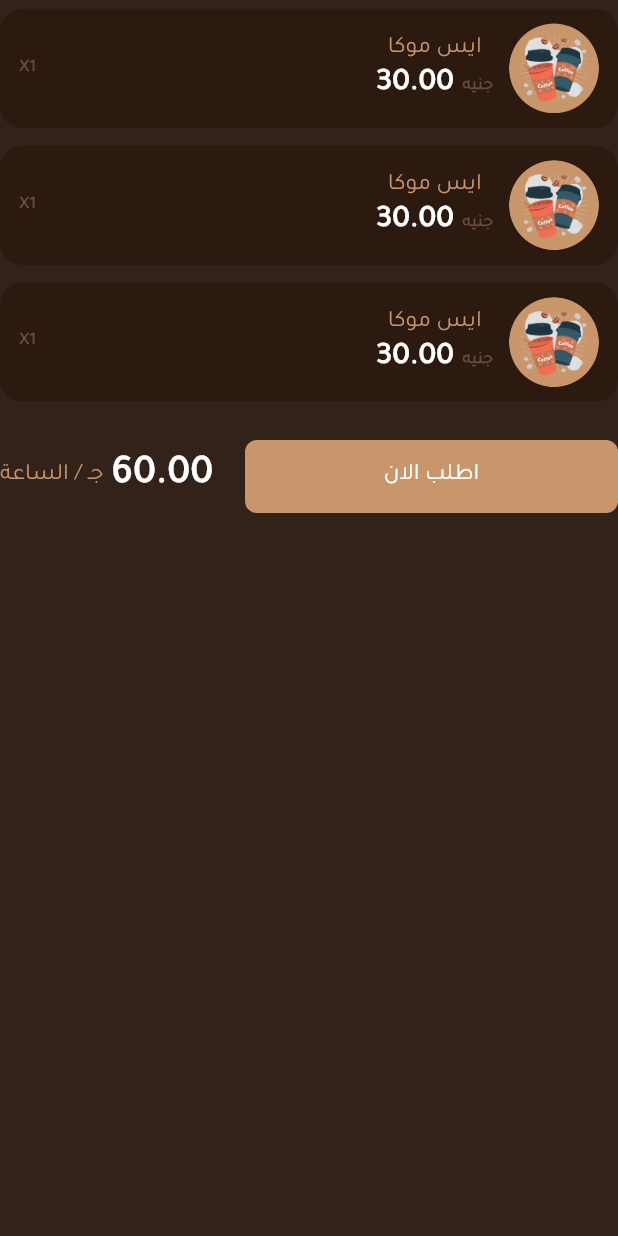
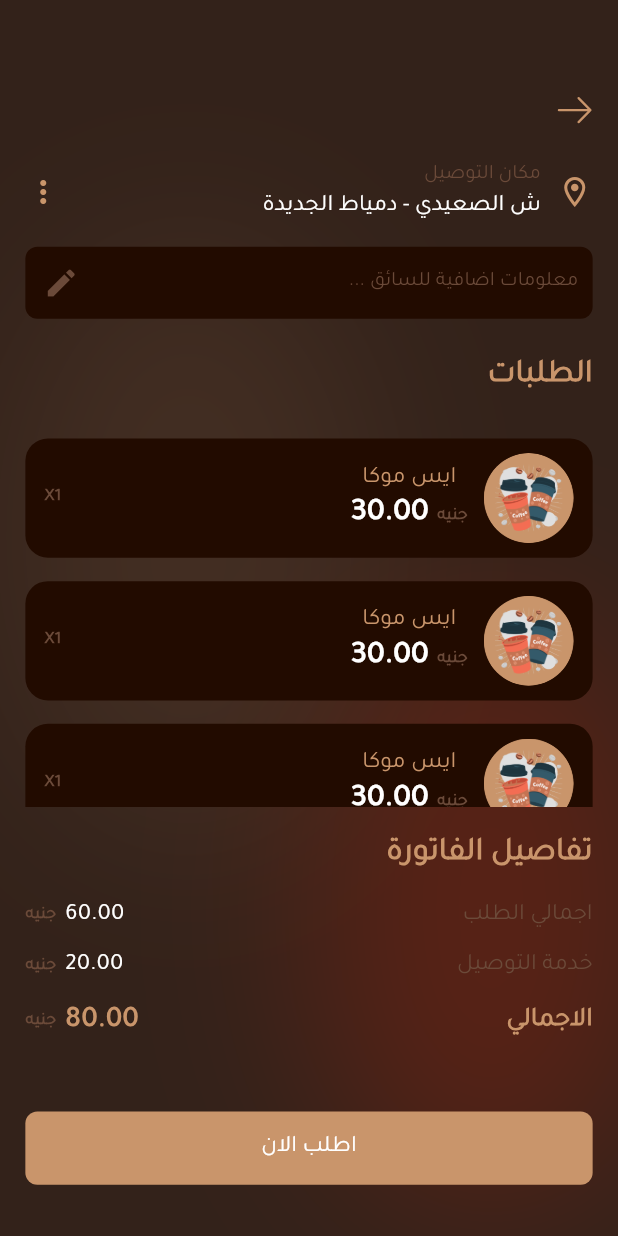
Before and after one commit to Ahmed-miska/coffee_beans, a Flutter app: the Drinks widget shown alone on an empty page, opened directly, after a tap on "اطلب الان", on a phone screen of 412 x 824 dp. Run offline on Flutter 3.47's test engine with Material 3 defaults, Android fonts, the phone set to English and light mode, and no system bars; our stand-ins replace expandable_page_view, flutter_otp_text_field, flutter_rating_stars, flutter_screenutil, flutter_svg.

Commit message:
- create order screen.

```diff
--- a/lib/core/routing/app_router.dart
+++ b/lib/core/routing/app_router.dart
@@ -5,6 +5,7 @@ import 'package:coffee_beans/features/create_account/ui/otp_screen.dart';
 import 'package:coffee_beans/features/create_account/ui/widgets/account_created_screen.dart';
 import 'package:coffee_beans/features/home/ui/home_screen.dart';
 import 'package:coffee_beans/features/onBording/ui/onboarging_screen.dart';
+import 'package:coffee_beans/features/order/ui/order_screen.dart';
 import 'package:coffee_beans/features/sign_in/ui/sign_in_screen.dart';
 import 'package:coffee_beans/features/splash/ui/splash_screen.dart';
 import 'package:flutter/material.dart';
@@ -72,6 +73,11 @@ class AppRouter {
           builder: (_) => const CafeDetailsTwo(),
         );
 
+      case Routes.order:
+        return MaterialPageRoute(
+          builder: (_) => const OrderScreen(),
+        );
+
       default:
         return null;
     }
--- a/lib/core/routing/routs.dart
+++ b/lib/core/routing/routs.dart
@@ -10,5 +10,6 @@ class Routes {
   static const String home = '/home';
   static const String coffeeDetailsOne = '/coffeeDetailsOne';
   static const String coffeeDetailsTwo = '/coffeeDetailsTwo';
+  static const String order ='/order';
 
 }
--- /dev/null
+++ b/lib/core/widgets/search_app_bar.dart
@@ -0,0 +1,38 @@
+import 'package:coffee_beans/core/helpers/app_styles.dart';
+import 'package:coffee_beans/core/theming/colors.dart';
+import 'package:flutter/material.dart';
+import 'package:flutter_screenutil/flutter_screenutil.dart';
+
+class SearchAppBar extends StatelessWidget {
+  final TextEditingController? controller;
+  final Function(String)? onChanged;
+  const SearchAppBar({
+    super.key,
+    this.controller,
+    this.onChanged,
+  });
+
+  @override
+  Widget build(BuildContext context) {
+    return Container(
+      decoration: BoxDecoration(
+        color: AppColors.darkGrey,
+        borderRadius: BorderRadius.circular(8),
+      ),
+      child: TextFormField(
+        controller: controller,
+        style: AppStyles.font16white500,
+        textAlign: TextAlign.right,
+        decoration: InputDecoration(
+          contentPadding: EdgeInsets.symmetric(horizontal: 9.w, vertical: 12.h),
+          border: InputBorder.none,
+          prefixIcon: const Icon(Icons.edit, color: AppColors.primary),
+          hintText: 'معلومات اضافية للسائق ...',
+          hintStyle: AppStyles.font14primary400,
+          hintTextDirection: TextDirection.rtl,
+        ),
+        onChanged: onChanged,
+      ),
+    );
+  }
+}
--- a/lib/features/cafe_details/widgets/drinks_list_view_item.dart
+++ b/lib/features/cafe_details/widgets/drinks_list_view_item.dart
@@ -16,7 +16,7 @@ class DrinksListViewItem extends StatelessWidget {
       width: double.infinity,
       decoration: BoxDecoration(
         borderRadius: BorderRadius.circular(15),
-        color: AppColors.darkGrey.withAlpha(100),
+        color: AppColors.darkGrey,
       ),
       child: Padding(
         padding: EdgeInsets.symmetric(horizontal: 12.w, vertical: 10.h),
--- a/lib/features/cafe_details/widgets/drinks_widget.dart
+++ b/lib/features/cafe_details/widgets/drinks_widget.dart
@@ -1,5 +1,7 @@
 import 'package:coffee_beans/core/helpers/app_styles.dart';
+import 'package:coffee_beans/core/helpers/extensions.dart';
 import 'package:coffee_beans/core/helpers/spacing.dart';
+import 'package:coffee_beans/core/routing/routs.dart';
 import 'package:coffee_beans/core/widgets/app_text_button.dart';
 import 'package:coffee_beans/features/cafe_details/widgets/drinks_list_view_item.dart';
 import 'package:flutter/material.dart';
@@ -29,7 +31,14 @@ class Drinks extends StatelessWidget {
             horizontalSpace(5),
             Text('60.00', style: AppStyles.font28white800),
             horizontalSpace(20),
-            Expanded(child: AppBrownTextButton(text: 'اطلب الان', onTap: () {})),
+            Expanded(
+              child: AppBrownTextButton(
+                text: 'اطلب الان',
+                onTap: () {
+                  context.pushNamed(Routes.order);
+                },
+              ),
+            ),
           ],
         ),
         verticalSpace(35),
--- /dev/null
+++ b/lib/features/order/ui/order_screen.dart
@@ -0,0 +1,115 @@
+import 'package:coffee_beans/core/helpers/app_styles.dart';
+import 'package:coffee_beans/core/helpers/spacing.dart';
+import 'package:coffee_beans/core/theming/colors.dart';
+import 'package:coffee_beans/core/widgets/app_text_button.dart';
+import 'package:coffee_beans/core/widgets/back_arrow.dart';
+import 'package:coffee_beans/core/widgets/search_app_bar.dart';
+import 'package:coffee_beans/features/cafe_details/widgets/drinks_list_view_item.dart';
+import 'package:coffee_beans/features/splash/ui/widgets/shadow_container.dart';
+import 'package:flutter/material.dart';
+import 'package:flutter_screenutil/flutter_screenutil.dart';
+
+class OrderScreen extends StatelessWidget {
+  const OrderScreen({super.key});
+
+  @override
+  Widget build(BuildContext context) {
+    return Scaffold(
+      body: Stack(
+        children: [
+          Positioned(
+            top: 161.h,
+            left: 4.w,
+            child: ShadowContainer(
+              color: AppColors.lightPrimary.withOpacity(.1),
+            ),
+          ),
+          Positioned(
+            top: 415.h,
+            left: 195.w,
+            child: ShadowContainer(
+              color: Color(0xffE82105).withOpacity(.2),
+            ),
+          ),
+          Padding(
+            padding: EdgeInsets.symmetric(horizontal: 16.w),
+            child: Column(
+              crossAxisAlignment: CrossAxisAlignment.end,
+              children: [
+                verticalSpace(66),
+                const BackArrow(),
+                verticalSpace(25),
+                Row(
+                  children: [
+                    const Icon(Icons.more_vert, color: AppColors.lightPrimary),
+                    const Spacer(),
+                    Column(
+                      crossAxisAlignment: CrossAxisAlignment.end,
+                      children: [
+                        Text('مكان التوصيل', style: AppStyles.font14primary400),
+                        Text('ش الصعيدي - دمياط الجديدة', style: AppStyles.font16white500),
+                      ],
+                    ),
+                    horizontalSpace(10),
+                    const Icon(Icons.location_on_outlined, color: AppColors.lightPrimary),
+                  ],
+                ),
+                verticalSpace(16),
+                const SearchAppBar(),
+                verticalSpace(24),
+                Text('الطلبات', style: AppStyles.font22lightPrimary700),
+                verticalSpace(18),
+                SizedBox(
+                  height: 260.h,
+                  child: ListView.builder(
+                    padding: EdgeInsets.zero,
+                    shrinkWrap: true,
+                    itemCount: 5,
+                    itemBuilder: (context, index) {
+                      return Padding(
+                        padding: EdgeInsets.symmetric(vertical: 8.h),
+                        child: const DrinksListViewItem(),
+                      );
+                    },
+                  ),
+                ),
+                verticalSpace(17),
+                Text('تفاصيل الفاتورة', style: AppStyles.font22lightPrimary700),
+                verticalSpace(14),
+                Row(
+                  children: [
+                    Text('جنيه  ', style: AppStyles.font12primary400),
+                    Text('60.00', style: AppStyles.font16white500),
+                    const Spacer(),
+                    Text('اجمالي الطلب', style: AppStyles.font16white500.copyWith(color: AppColors.primary))
+                  ],
+                ),
+                verticalSpace(12),
+                Row(
+                  children: [
+                    Text('جنيه  ', style: AppStyles.font12primary400),
+                    Text('20.00', style: AppStyles.font16white500),
+                    const Spacer(),
+                    Text('خدمة التوصيل', style: AppStyles.font16white500.copyWith(color: AppColors.primary))
+                  ],
+                ),
+                verticalSpace(12),
+                Row(
+                  children: [
+                    Text('جنيه  ', style: AppStyles.font12primary400),
+                    Text('80.00', style: AppStyles.font20lightPrimary700),
+                    const Spacer(),
+                    Text('الاجمالي', style: AppStyles.font18white500.copyWith(color: AppColors.lightPrimary, fontWeight: FontWeight.w700))
+                  ],
+                ),
+                Spacer(),
+                AppBrownTextButton(text: 'اطلب الان', onTap: () {}),
+                verticalSpace(35),
+              ],
+            ),
+          ),
+        ],
+      ),
+    );
+  }
+}
--- a/lib/features/splash/ui/widgets/shadow_container.dart
+++ b/lib/features/splash/ui/widgets/shadow_container.dart
@@ -2,7 +2,8 @@ import 'package:flutter/material.dart';
 import 'package:flutter_screenutil/flutter_screenutil.dart';
 
 class ShadowContainer extends StatelessWidget {
-  const ShadowContainer({super.key});
+  final Color? color;
+  const ShadowContainer({super.key, this.color});
 
   @override
   Widget build(BuildContext context) {
@@ -15,7 +16,7 @@ class ShadowContainer extends StatelessWidget {
         borderRadius: BorderRadius.all(Radius.elliptical(115.w, 210.h)),
         boxShadow: [
           BoxShadow(
-            color: const Color(0xFFFFA054).withOpacity(.03),
+            color: color ?? const Color(0xFFFFA054).withOpacity(.03),
             spreadRadius: 0,
             blurRadius: 100,
             offset: const Offset(0, 0),
```
